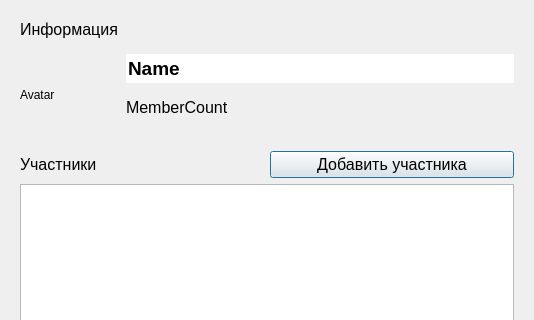
This is ui/chatdialog.ui in Korostast/chat-database-project as Qt 5 draws it before an edit; both pictures show x 0 to 534 and y 0 to 320 of the 534 by 638 pixel window. The edited form follows.
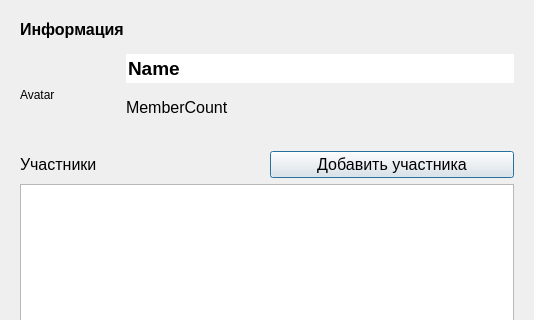
This is the edited form. Custom widgets are drawn as their Qt base class.

```diff
--- a/ui/chatdialog.ui
+++ b/ui/chatdialog.ui
@@ -34,6 +34,7 @@
            <property name="font">
             <font>
              <pointsize>12</pointsize>
+             <bold>true</bold>
             </font>
            </property>
            <property name="text">
```
